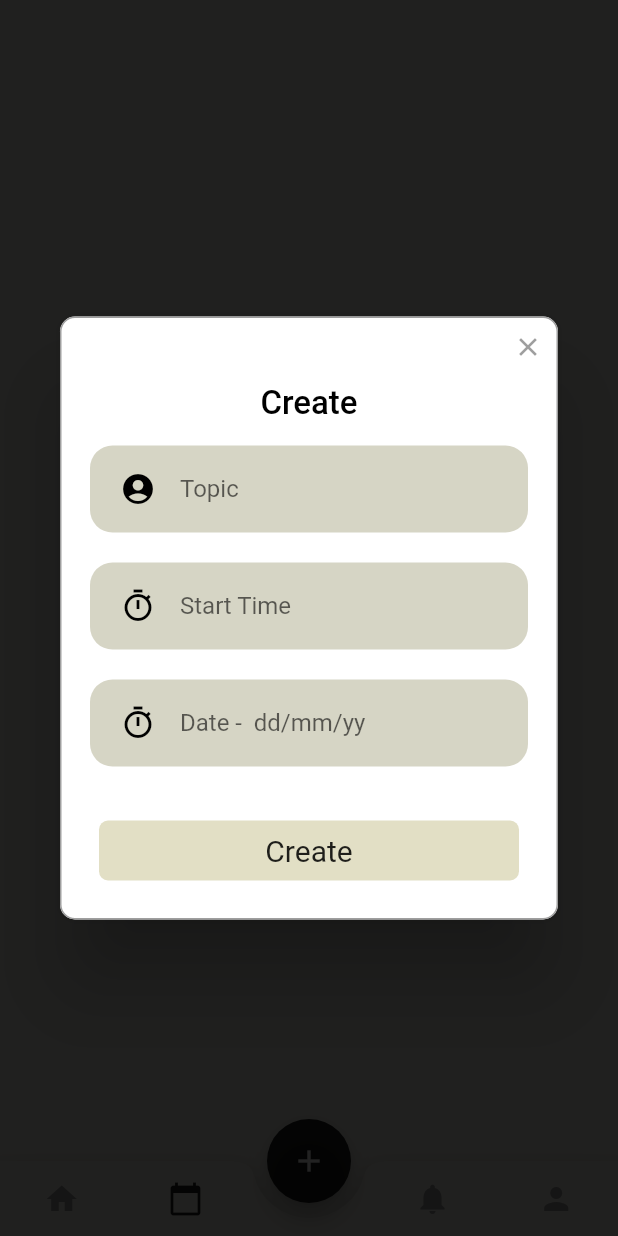
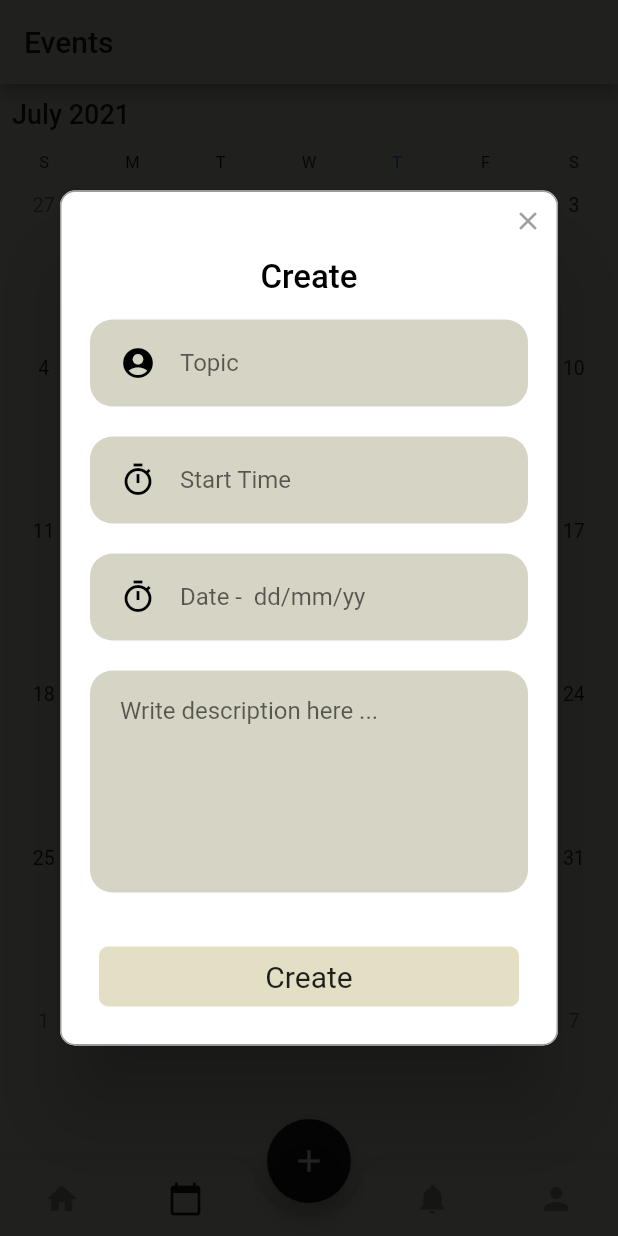
Before and after one commit to imshivamdwivedi/Buddy, a Flutter app: the screen it shows once a user with an empty profile is signed in, item 2 of the bottom bar chosen, after a tap on the "add" icon, on a phone screen of 412 x 824 dp. Run offline on Flutter 3.47's test engine with Material 2 defaults, Android fonts, the phone set to English and light mode, and no system bars; drawn by our look-alikes of rflutter_alert, syncfusion_flutter_calendar; our stand-ins replace another_flushbar, firebase_auth, firebase_core, firebase_database, flutter_svg, google_sign_in and 1 more; accounts and stored records are empty.

Commit message:
added dependency in pubspec.yaml file aded textarea.dart in componet update calender.dart file

```diff
--- /dev/null
+++ b/lib/components/textarea.dart
@@ -0,0 +1,42 @@
+import 'package:flutter/material.dart';
+
+import '../components/text_field_container.dart';
+
+class TextArea extends StatelessWidget {
+  final String text;
+  final bool val;
+  final TextEditingController controller;
+
+  TextArea({
+    required this.text,
+    this.val = false,
+    required this.controller,
+  });
+
+  @override
+  Widget build(BuildContext context) {
+    Size size = MediaQuery.of(context).size;
+    return Container(
+      margin: EdgeInsets.symmetric(vertical: 10),
+      padding: EdgeInsets.symmetric(horizontal: 20, vertical: 5),
+      width: size.width * 0.8,
+      decoration: BoxDecoration(
+        color: Color(0xFFD6D5C5),
+        borderRadius: BorderRadius.circular(15),
+      ),
+      child: TextField(
+        controller: controller,
+        obscureText: val,
+        cursorColor: Colors.black,
+        minLines:
+            6, // any number you need (It works as the rows for the textarea)
+        keyboardType: TextInputType.multiline,
+        maxLines: null,
+        decoration: InputDecoration(
+          hintText: text,
+          border: InputBorder.none,
+        ),
+      ),
+    );
+  }
+}
--- a/lib/user/screens/user_dashboard.dart
+++ b/lib/user/screens/user_dashboard.dart
@@ -1,5 +1,6 @@
 import 'package:buddy/components/rounded_button.dart';
 import 'package:buddy/components/rounded_input_field.dart';
+import 'package:buddy/components/textarea.dart';
 import 'package:buddy/constants.dart';
 import 'package:buddy/user/screens/user_dashboard_pages.dart/calender.dart';
 import 'package:buddy/user/screens/user_dashboard_pages.dart/home.dart';
@@ -18,6 +19,7 @@ class UserDashBoard extends StatefulWidget {
 class _UserDashBoardState extends State<UserDashBoard> {
   final _topicController = TextEditingController();
   final _startTimeController = TextEditingController();
+  final _descriptionController = TextEditingController();
 
   int currentTab = 0;
   List<Widget> screens = [
@@ -53,6 +55,10 @@ class _UserDashBoardState extends State<UserDashBoard> {
               val: false,
               controller: _startTimeController,
             ),
+            TextArea(
+                text: "Write description here ... ",
+                val: false,
+                controller: _descriptionController)
           ],
         ),
         buttons: [
--- a/lib/user/screens/user_dashboard_pages.dart/calender.dart
+++ b/lib/user/screens/user_dashboard_pages.dart/calender.dart
@@ -1,4 +1,7 @@
+import 'package:buddy/constants.dart';
 import 'package:flutter/material.dart';
+
+import 'package:syncfusion_flutter_calendar/calendar.dart';
 
 class UserCalender extends StatefulWidget {
   const UserCalender({Key? key}) : super(key: key);
@@ -11,11 +14,17 @@ class _UserCalenderState extends State<UserCalender> {
   @override
   Widget build(BuildContext context) {
     return Scaffold(
-      body: Center(
-        child: Text(
-          "Calnder",
-          style: TextStyle(fontSize: 40),
+      appBar: AppBar(
+        title: Text(
+          "Events",
+          style: TextStyle(color: Colors.black87),
         ),
+        backgroundColor: kPrimaryColor,
+      ),
+      body: SfCalendar(
+        view: CalendarView.month,
+        initialSelectedDate: DateTime.now(),
+        cellBorderColor: Colors.transparent,
       ),
     );
   }
--- a/pubspec.yaml
+++ b/pubspec.yaml
@@ -32,6 +32,7 @@ dependencies:
   google_sign_in: ^5.0.2
   another_flushbar: ^1.10.23
   rflutter_alert: ^2.0.2
+  syncfusion_flutter_calendar: ^19.2.46
 
   # The following adds the Cupertino Icons font to your application.
   # Use with the CupertinoIcons class for iOS style icons.
```
Also changed, not shown: pubspec.lock.
